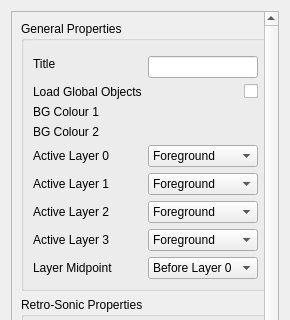
Before: the Qt Designer form RetroEDv2/tools/sceneproperties/sceneproperties.ui in RSDKModding/RetroED, drawn with Qt 5; both pictures show x 0 to 290 and y 0 to 320 of the 290 by 779 pixel window.
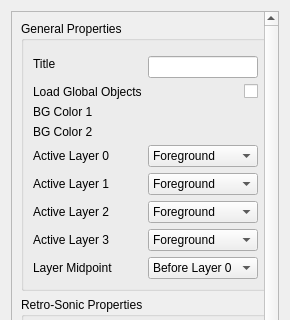
After: the same form once the commit is applied.

Commit message: you may now edit colours :smile_cat:

Diff of the .ui file:
```diff
--- a/RetroEDv2/tools/sceneproperties/sceneproperties.ui
+++ b/RetroEDv2/tools/sceneproperties/sceneproperties.ui
@@ -29,7 +29,7 @@
       <property name="geometry">
        <rect>
         <x>0</x>
-        <y>-148</y>
+        <y>0</y>
         <width>256</width>
         <height>961</height>
        </rect>
@@ -364,7 +364,7 @@
           <item row="4" column="0">
            <widget class="QLabel" name="label_14">
             <property name="text">
-             <string>BG Colour 1</string>
+             <string>BG Color 1</string>
             </property>
            </widget>
           </item>
@@ -603,7 +603,7 @@
           <item row="5" column="0">
            <widget class="QLabel" name="label_13">
             <property name="text">
-             <string>BG Colour 2</string>
+             <string>BG Color 2</string>
             </property>
            </widget>
           </item>
```
The commit also changes 53 other files.
